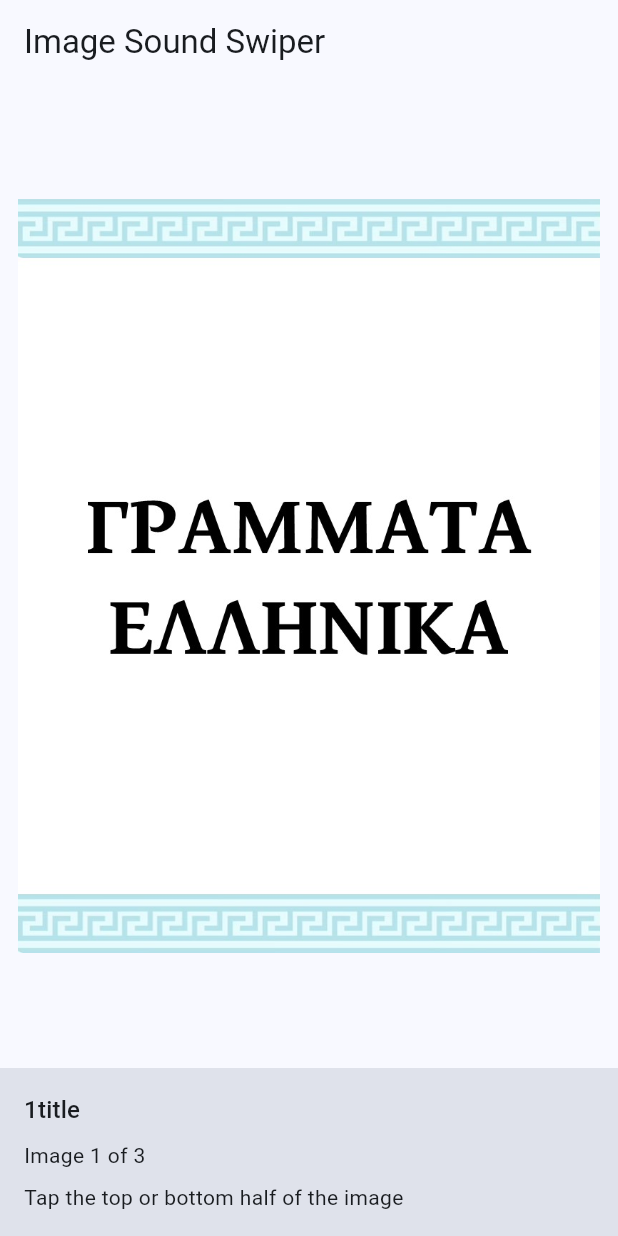
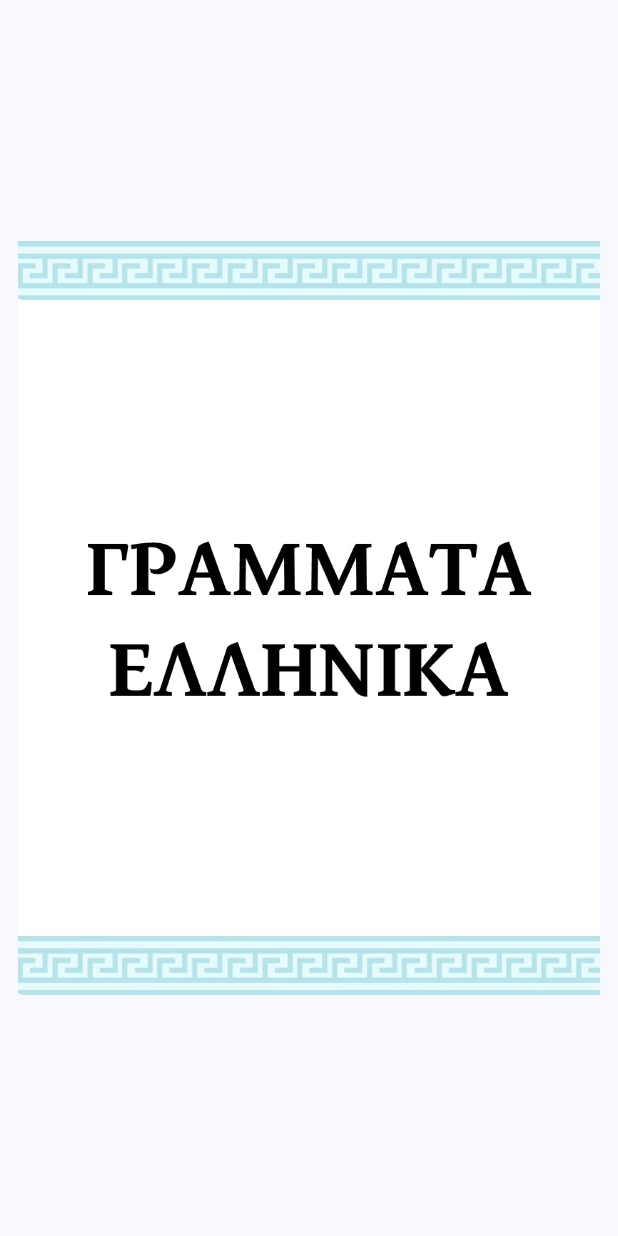
Before and after one commit to Tallest-Hobbit/GreekAlphabet, a Flutter app: the screen it shows after launch, on a phone screen of 412 x 824 dp. Run offline on Flutter 3.47's test engine with Material 3 defaults, Android fonts, the phone set to English and light mode, and no system bars; our stand-ins replace audioplayers.

Commit message:
remove title and debug

```diff
--- a/lib/screens/image_swiper_page.dart
+++ b/lib/screens/image_swiper_page.dart
@@ -16,36 +16,18 @@ class _ImageSwiperPageState extends State<ImageSwiperPage> {
   final AudioService _audioService = AudioService();
 
   int _currentIndex = 0;
-  String _statusMessage = 'Tap the top or bottom half of the image';
 
   Future<void> _handleTap(bool isTopHalf) async {
     final item = imageSoundItems[_currentIndex];
     final String? soundPath =
         isTopHalf ? item.topSoundPath : item.bottomSoundPath;
 
-    if (soundPath == null) {
-      if (!mounted) return;
-      setState(() {
-        _statusMessage =
-            isTopHalf ? 'No top sound for this image' : 'No bottom sound for this image';
-      });
-      return;
-    }
+    if (soundPath == null) return;
 
     try {
       await _audioService.playAsset(soundPath);
-
-      if (!mounted) return;
-      setState(() {
-        _statusMessage = isTopHalf
-            ? 'Played top sound for ${item.title ?? 'current image'}'
-            : 'Played bottom sound for ${item.title ?? 'current image'}';
-      });
     } catch (e) {
-      if (!mounted) return;
-      setState(() {
-        _statusMessage = 'Failed to play sound: $e';
-      });
+      debugPrint('Failed to play sound: $e');
     }
   }
 
@@ -58,24 +40,14 @@ class _ImageSwiperPageState extends State<ImageSwiperPage> {
 
   @override
   Widget build(BuildContext context) {
-    final currentItem = imageSoundItems[_currentIndex];
-
     return Scaffold(
-      appBar: AppBar(
-        title: const Text('Image Sound Swiper'),
-      ),
       body: SafeArea(
-        child: Column(
-          children: [
-            Expanded(
         child: PageView.builder(
           controller: _pageController,
           itemCount: imageSoundItems.length,
           onPageChanged: (index) {
             setState(() {
               _currentIndex = index;
-                    _statusMessage =
-                        'Showing ${imageSoundItems[index].title ?? 'image ${index + 1}'}';
             });
           },
           itemBuilder: (context, index) {
@@ -92,29 +64,6 @@ class _ImageSwiperPageState extends State<ImageSwiperPage> {
           },
         ),
       ),
-            Container(
-              width: double.infinity,
-              padding: const EdgeInsets.all(16),
-              decoration: BoxDecoration(
-                  color: Theme.of(context).colorScheme.surfaceVariant,
-              ),
-              child: Column(
-                crossAxisAlignment: CrossAxisAlignment.start,
-                children: [
-                  Text(
-                    currentItem.title ?? 'Image ${_currentIndex + 1}',
-                    style: Theme.of(context).textTheme.titleMedium,
-                  ),
-                  const SizedBox(height: 8),
-                  Text('Image ${_currentIndex + 1} of ${imageSoundItems.length}'),
-                  const SizedBox(height: 8),
-                  Text(_statusMessage),
-                ],
-              ),
-            ),
-          ],
-        ),
-      ),
     );
   }
 }
```
Also changed, not shown: 3 other files. Lines whose indentation alone changed are shown as unchanged.
